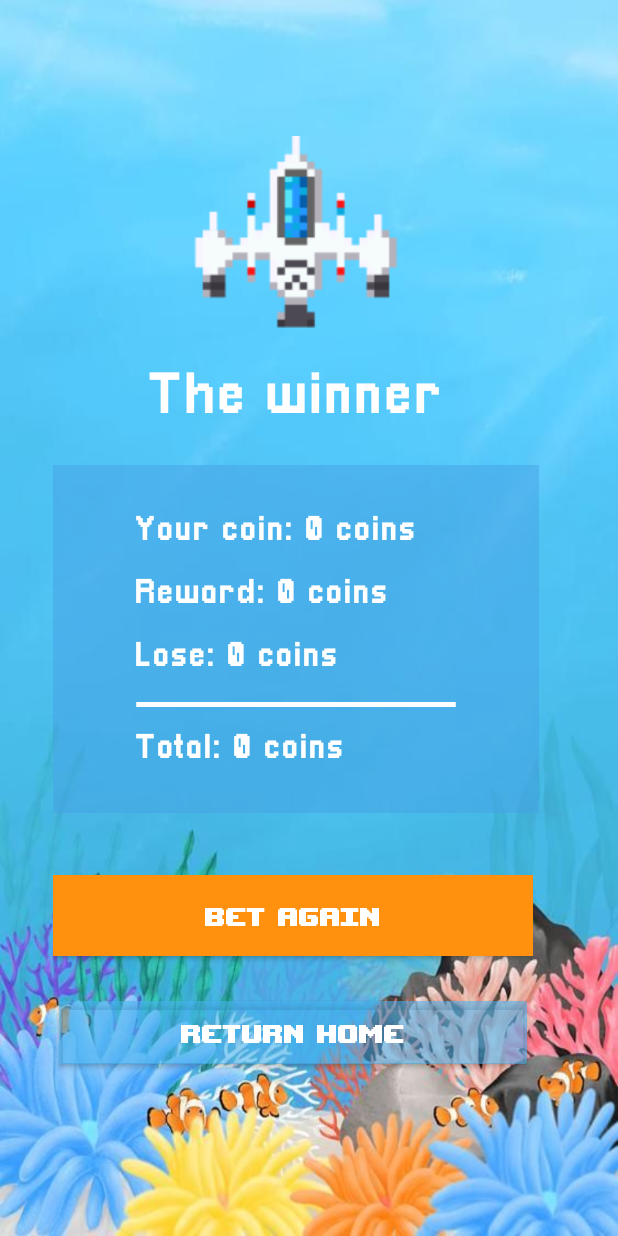
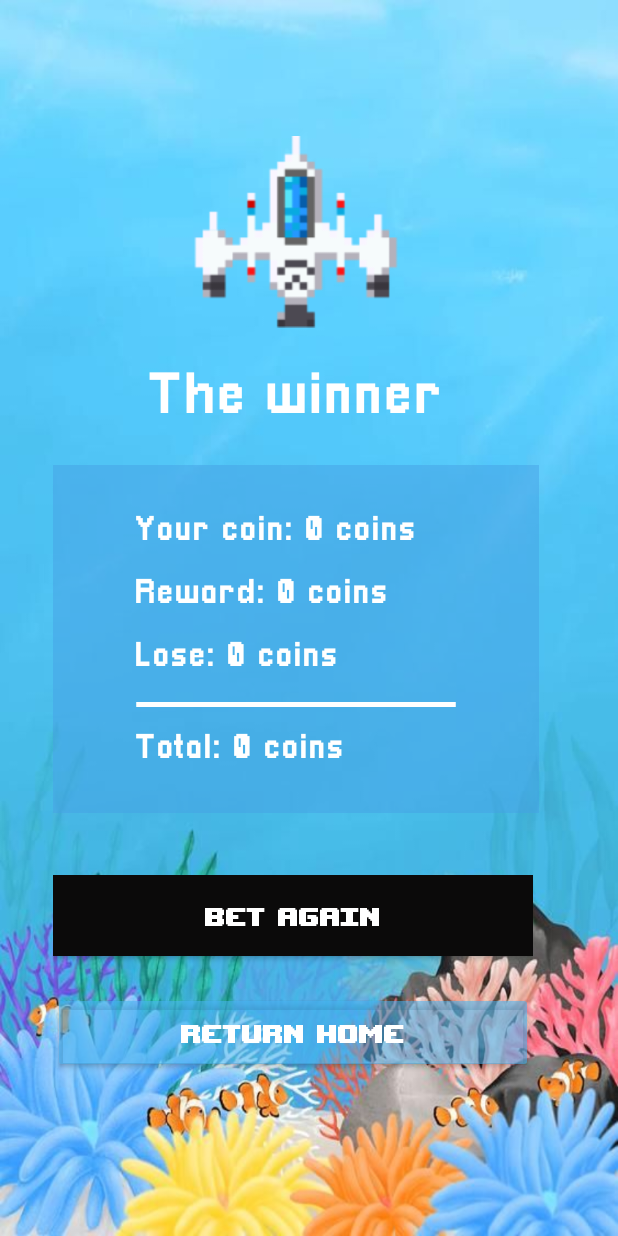
Before and after one commit to HaHasTeam/MiniGamePassmon, an Android app: the ResultActivity screen opened directly, with no data from a screen before it, on a phone screen of 412 x 824 dp. Run offline under Robolectric (Android 15) with nearby library versions, the phone set to English and light mode, and no system bars.

Commit message:
fix: fixed bet again btn color

```diff
--- a/app/src/main/res/layout/activity_result.xml
+++ b/app/src/main/res/layout/activity_result.xml
@@ -20,7 +20,7 @@
             android:id="@+id/btnBet"
             android:layout_width="match_parent"
             android:layout_height="54dp"
-            android:background="#FF910F"
+            android:background="#0B0A0A"
             android:fontFamily="@font/upheavtt"
             android:padding="16dp"
             android:text="@string/bet_again"
```
